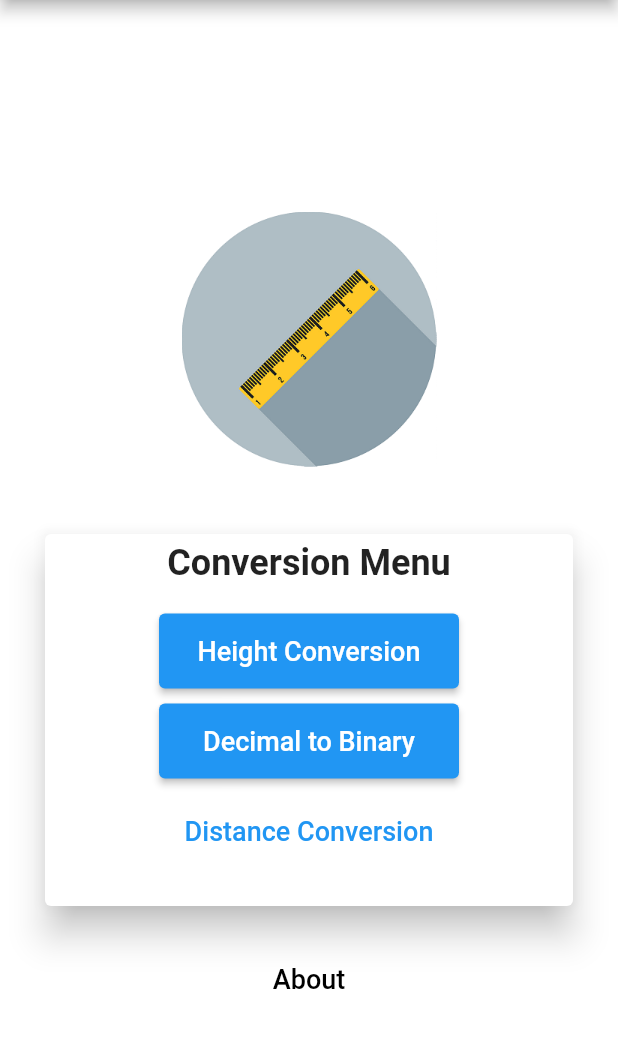
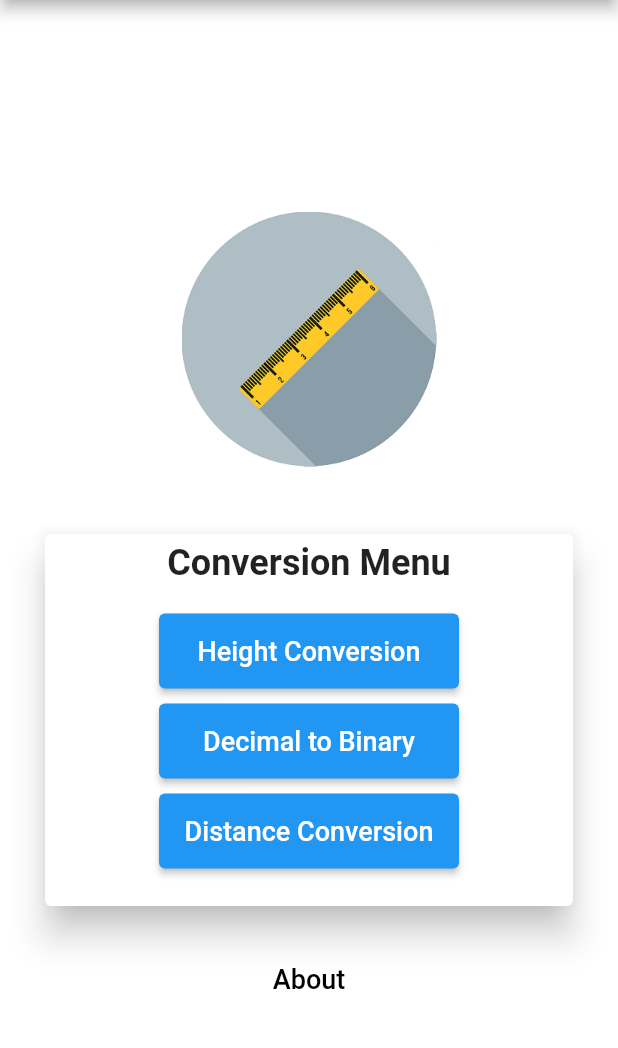
Before and after one commit to school-project-hub/converter, a Flutter app: the screen it shows after launch, on a phone screen of 412 x 824 dp, the part 84-1132 px from its top. Run offline on Flutter 3.47's test engine with Material 2 defaults, Android fonts, the phone set to English and light mode, and no system bars.

Commit message:
updated widget button

```diff
--- a/lib/home.dart
+++ b/lib/home.dart
@@ -111,14 +111,14 @@ class _HomePageState extends State<HomePage> {
                         SizedBox(
                           width: 200,
                           height: 50,
-                          child: TextButton(
+                          child: ElevatedButton(
                             child: Text(
                               "Distance Conversion",
                               style: TextStyle(fontSize: 18),
                             ),
                             style: ButtonStyle(
-                              foregroundColor:
-                                  MaterialStateProperty.all<Color>(Colors.blue),
+                              foregroundColor: MaterialStateProperty.all<Color>(
+                                  Colors.white),
                             ),
                             onPressed: () => Navigator.push(
                                 context,
```
